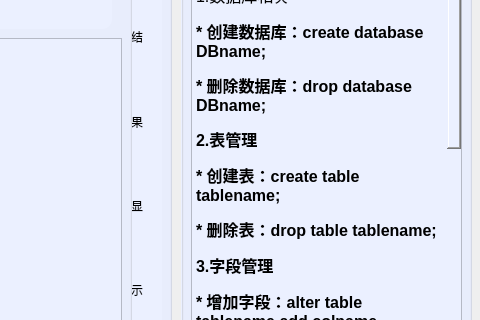
The window that mainwindow.ui (jy-080610/DBMS) describes before a commit, drawn with Qt 5; both pictures show x 629 to 1109 and y 82 to 402 of the 1109 by 677 pixel window.
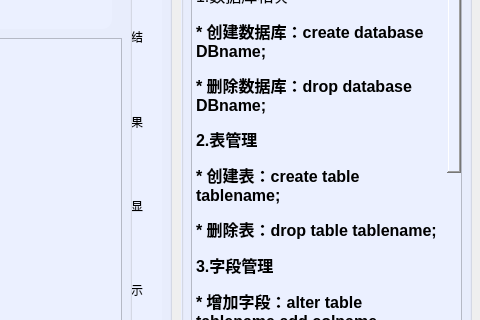
The same window after the commit. Icons and pictures are not drawn.

What changed in the file:
```diff
--- a/mainwindow.ui
+++ b/mainwindow.ui
@@ -480,11 +480,7 @@
 &lt;p style=&quot; margin-top:12px; margin-bottom:12px; margin-left:0px; margin-right:0px; -qt-block-indent:0; text-indent:0px;&quot;&gt;&lt;span style=&quot; font-family:'Courier New'; font-size:12pt; font-weight:600; color:#000000;&quot;&gt;* drop index idxname on tablename;&lt;/span&gt;&lt;/p&gt;
 &lt;p style=&quot; margin-top:12px; margin-bottom:12px; margin-left:0px; margin-right:0px; -qt-block-indent:0; text-indent:0px;&quot;&gt;&lt;span style=&quot; font-family:'Courier New'; font-size:12pt; font-weight:600; color:#000000;&quot;&gt;7.导入sql脚本&lt;/span&gt;&lt;/p&gt;
 &lt;p style=&quot; margin-top:12px; margin-bottom:12px; margin-left:0px; margin-right:0px; -qt-block-indent:0; text-indent:0px;&quot;&gt;&lt;span style=&quot; font-family:'Courier New'; font-size:12pt; font-weight:600; color:#000000;&quot;&gt;* import script E:/database.sql;&lt;/span&gt;&lt;/p&gt;
-&lt;p style=&quot; margin-top:12px; margin-bottom:12px; margin-left:0px; margin-right:0px; -qt-block-indent:0; text-indent:0px;&quot;&gt;&lt;span style=&quot; font-family:'Courier New'; font-size:12pt; font-weight:600; color:#000000;&quot;&gt;8.对象权限赋予和回收&lt;/span&gt;&lt;/p&gt;
-&lt;p style=&quot; margin-top:12px; margin-bottom:12px; margin-left:0px; margin-right:0px; -qt-block-indent:0; text-indent:0px;&quot;&gt;&lt;span style=&quot; font-family:'Courier New'; font-size:12pt; font-weight:600; color:#000000;&quot;&gt;* （任意数量的权限和用户名）&lt;/span&gt;&lt;/p&gt;
-&lt;p style=&quot; margin-top:12px; margin-bottom:12px; margin-left:0px; margin-right:0px; -qt-block-indent:0; text-indent:0px;&quot;&gt;&lt;span style=&quot; font-family:'Courier New'; font-size:12pt; font-weight:600; color:#000000;&quot;&gt;* grant create,drop,update,insert,delete on tablename to username1,username2;&lt;/span&gt;&lt;/p&gt;
-&lt;p style=&quot; margin-top:12px; margin-bottom:12px; margin-left:0px; margin-right:0px; -qt-block-indent:0; text-indent:0px;&quot;&gt;&lt;span style=&quot; font-family:'Courier New'; font-size:12pt; font-weight:600; color:#000000;&quot;&gt;* revoke create,drop,update,insert,delete on tablename from username;&lt;/span&gt;&lt;/p&gt;
-&lt;p style=&quot; margin-top:12px; margin-bottom:12px; margin-left:0px; margin-right:0px; -qt-block-indent:0; text-indent:0px;&quot;&gt;&lt;span style=&quot; font-family:'Courier New'; font-size:12pt; font-weight:600; color:#000000;&quot;&gt;9.系统权限赋予和回收&lt;/span&gt;&lt;/p&gt;
+&lt;p style=&quot; margin-top:12px; margin-bottom:12px; margin-left:0px; margin-right:0px; -qt-block-indent:0; text-indent:0px;&quot;&gt;&lt;span style=&quot; font-family:'Courier New'; font-size:12pt; font-weight:600; color:#000000;&quot;&gt;8.系统权限赋予和回收&lt;/span&gt;&lt;/p&gt;
 &lt;p style=&quot; margin-top:12px; margin-bottom:12px; margin-left:0px; margin-right:0px; -qt-block-indent:0; text-indent:0px;&quot;&gt;&lt;span style=&quot; font-family:'Courier New'; font-size:12pt; font-weight:600; color:#000000;&quot;&gt;*grant create,drop,update,insert,delete to username;&lt;/span&gt;&lt;/p&gt;
 &lt;p style=&quot; margin-top:12px; margin-bottom:12px; margin-left:0px; margin-right:0px; -qt-block-indent:0; text-indent:0px;&quot;&gt;&lt;span style=&quot; font-family:'Courier New'; font-size:12pt; font-weight:600; color:#000000;&quot;&gt;*revoke create,drop,update,insert,delete from username;&lt;/span&gt;&lt;/p&gt;&lt;/body&gt;&lt;/html&gt;</string>
      </property>
```
